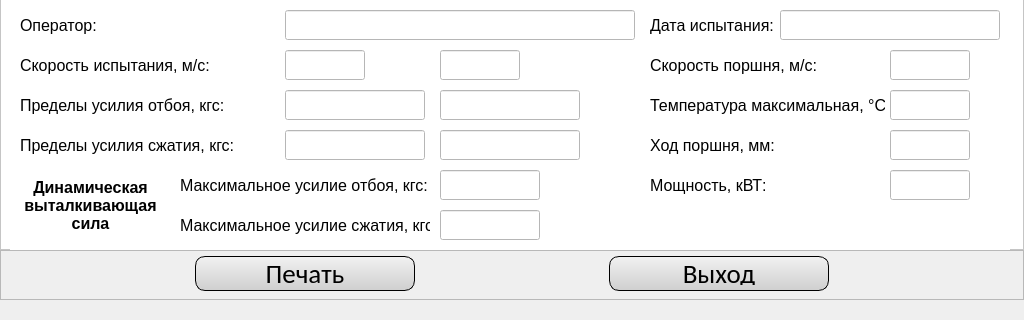
First picture: the form in ui/archive_ui.ui, repository Skorikof/SPG-023MK, before the edit; both pictures show x 0 to 1024 and y 620 to 940 of the 1024 by 940 pixel window.
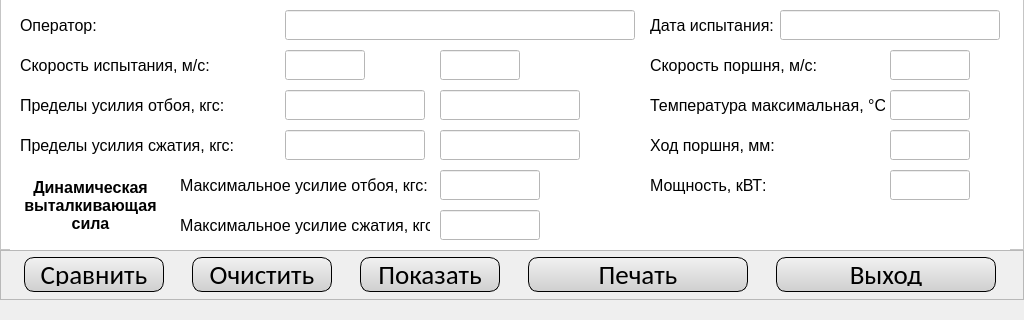
Second picture: the form after the edit. Custom widgets are drawn as their Qt base class.

Diff of the .ui file:
```diff
--- a/ui/archive_ui.ui
+++ b/ui/archive_ui.ui
@@ -1314,17 +1314,182 @@
         <number>10</number>
        </property>
        <property name="leftMargin">
-        <number>10</number>
+        <number>5</number>
        </property>
        <property name="topMargin">
         <number>5</number>
        </property>
        <property name="rightMargin">
-        <number>10</number>
+        <number>5</number>
        </property>
        <property name="bottomMargin">
-        <number>10</number>
+        <number>5</number>
        </property>
+       <item>
+        <widget class="QPushButton" name="btn_compare">
+         <property name="minimumSize">
+          <size>
+           <width>140</width>
+           <height>35</height>
+          </size>
+         </property>
+         <property name="maximumSize">
+          <size>
+           <width>140</width>
+           <height>35</height>
+          </size>
+         </property>
+         <property name="font">
+          <font>
+           <family>Calibri</family>
+           <pointsize>20</pointsize>
+           <weight>50</weight>
+           <bold>false</bold>
+          </font>
+         </property>
+         <property name="styleSheet">
+          <string notr="true">QPushButton 
+{
+	color: rgb(0, 0, 0);
+	background-color: qlineargradient(spread:pad, x1:0.489, y1:0.0227273, x2:0.489, y2:1, stop:0 rgba(240, 240, 240, 255), stop:1 rgba(207, 207, 207, 255));
+
+	border: 1px rgb(0, 0, 0);
+	border-radius: 10px;
+
+	border-style: outset;
+
+	padding: 5px;
+}
+
+QPushButton:hover
+{
+	background-color: qlineargradient(spread:pad, x1:0.489, y1:0.0227273, x2:0.489, y2:1, stop:0 rgba(234, 246, 253, 255), stop:1 rgba(169, 219, 246, 255));
+	
+}
+	
+
+QPushButton:checked
+{
+	
+	background-color: rgb(0, 0, 255);
+	
+}</string>
+         </property>
+         <property name="text">
+          <string>Сравнить</string>
+         </property>
+        </widget>
+       </item>
+       <item>
+        <widget class="QPushButton" name="btn_clier">
+         <property name="minimumSize">
+          <size>
+           <width>140</width>
+           <height>35</height>
+          </size>
+         </property>
+         <property name="maximumSize">
+          <size>
+           <width>140</width>
+           <height>35</height>
+          </size>
+         </property>
+         <property name="font">
+          <font>
+           <family>Calibri</family>
+           <pointsize>20</pointsize>
+           <weight>50</weight>
+           <bold>false</bold>
+          </font>
+         </property>
+         <property name="styleSheet">
+          <string notr="true">QPushButton 
+{
+	color: rgb(0, 0, 0);
+	background-color: qlineargradient(spread:pad, x1:0.489, y1:0.0227273, x2:0.489, y2:1, stop:0 rgba(240, 240, 240, 255), stop:1 rgba(207, 207, 207, 255));
+
+	border: 1px rgb(0, 0, 0);
+	border-radius: 10px;
+
+	border-style: outset;
+
+	padding: 5px;
+}
+
+QPushButton:hover
+{
+	background-color: qlineargradient(spread:pad, x1:0.489, y1:0.0227273, x2:0.489, y2:1, stop:0 rgba(234, 246, 253, 255), stop:1 rgba(169, 219, 246, 255));
+	
+}
+	
+
+QPushButton:checked
+{
+	
+	background-color: rgb(0, 0, 255);
+	
+}</string>
+         </property>
+         <property name="text">
+          <string>Очистить</string>
+         </property>
+        </widget>
+       </item>
+       <item>
+        <widget class="QPushButton" name="btn_show">
+         <property name="minimumSize">
+          <size>
+           <width>140</width>
+           <height>35</height>
+          </size>
+         </property>
+         <property name="maximumSize">
+          <size>
+           <width>140</width>
+           <height>35</height>
+          </size>
+         </property>
+         <property name="font">
+          <font>
+           <family>Calibri</family>
+           <pointsize>20</pointsize>
+           <weight>50</weight>
+           <bold>false</bold>
+          </font>
+         </property>
+         <property name="styleSheet">
+          <string notr="true">QPushButton 
+{
+	color: rgb(0, 0, 0);
+	background-color: qlineargradient(spread:pad, x1:0.489, y1:0.0227273, x2:0.489, y2:1, stop:0 rgba(240, 240, 240, 255), stop:1 rgba(207, 207, 207, 255));
+
+	border: 1px rgb(0, 0, 0);
+	border-radius: 10px;
+
+	border-style: outset;
+
+	padding: 5px;
+}
+
+QPushButton:hover
+{
+	background-color: qlineargradient(spread:pad, x1:0.489, y1:0.0227273, x2:0.489, y2:1, stop:0 rgba(234, 246, 253, 255), stop:1 rgba(169, 219, 246, 255));
+	
+}
+	
+
+QPushButton:checked
+{
+	
+	background-color: rgb(0, 0, 255);
+	
+}</string>
+         </property>
+         <property name="text">
+          <string>Показать</string>
+         </property>
+        </widget>
+       </item>
        <item>
         <widget class="QPushButton" name="btn_print">
          <property name="minimumSize">
```
